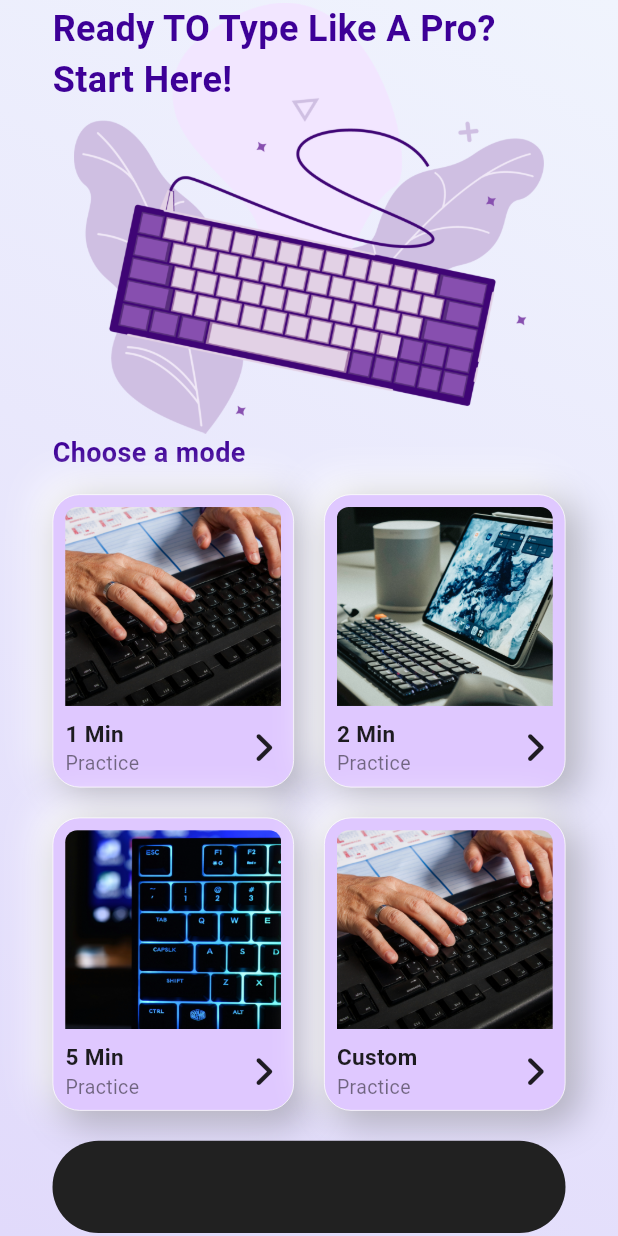
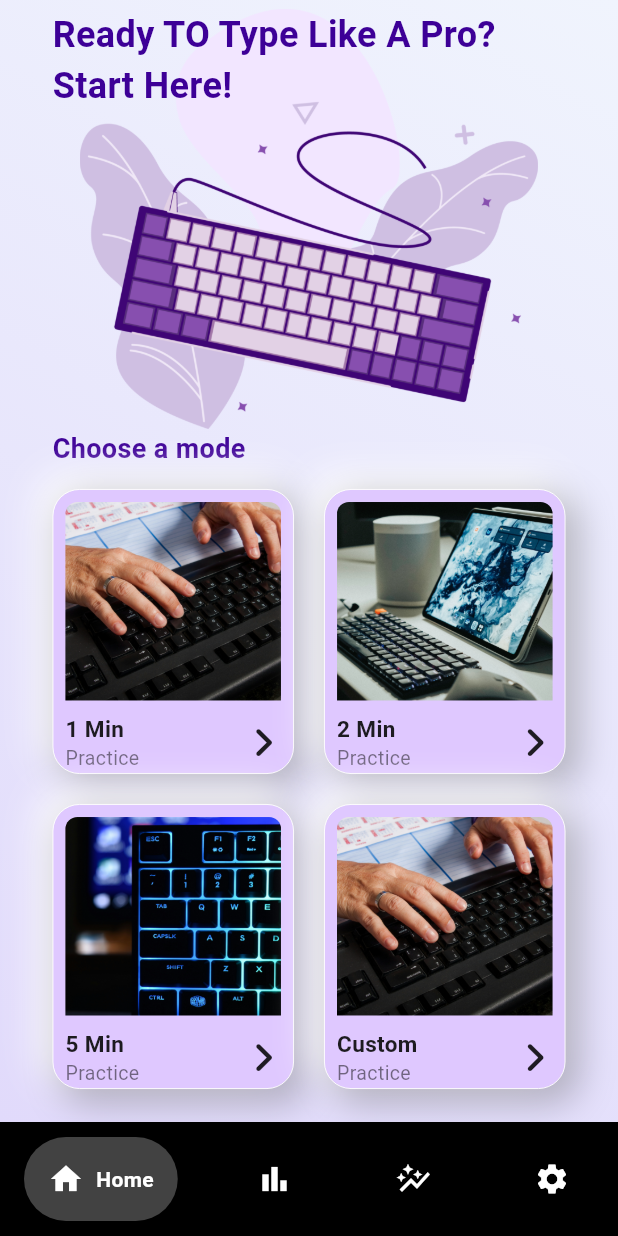
Before and after one commit to chamishkadilina/typingmaster, a Flutter app: the screen it shows after launch, on a phone screen of 412 x 824 dp. Run offline on Flutter 3.47's test engine with Material 3 defaults, Android fonts, the light colour scheme and no system bars; drawn by our look-alikes of google_nav_bar; our stand-ins replace font_awesome_flutter.

Commit message:
navigation bar + all ui layouted

```diff
--- a/lib/constants.dart
+++ b/lib/constants.dart
@@ -7,12 +7,17 @@ const Color kBackgroundEndColor = Color(0xFFE1DAFB);
 
 const Alignment kHomeBeginAlign = Alignment.topRight;
 const Alignment kHomeEndAlign = Alignment.bottomLeft;
-const Alignment kStartBeginAlign = Alignment.bottomRight;
-const Alignment kStartEndAlign = Alignment.centerLeft;
+const Alignment kStaticBeginAlign = Alignment.centerRight;
+const Alignment kStaticEndAlign = Alignment.topLeft;
+const Alignment kAchievementBeginAlign = Alignment.topLeft;
+const Alignment kAcheivementEndAlign = Alignment.bottomRight;
+const Alignment kSettingBeginAlign = Alignment.bottomCenter;
+const Alignment kSettingEndAlign = Alignment.topCenter;
+
 const Alignment kPracticeBeginAlign = Alignment.bottomLeft;
 const Alignment kPracticeEndAlign = Alignment.bottomRight;
 
-const kHomeScreenPadding = EdgeInsets.fromLTRB(35, 02, 35, 02);
+const kHomeScreenPadding = EdgeInsets.fromLTRB(35, 06, 35, 02);
 const kStartingScreenPadding = EdgeInsets.fromLTRB(35, 08, 35, 02);
 const kPracticeScreenPadding = EdgeInsets.fromLTRB(35, 08, 35, 02);
 
@@ -58,7 +63,7 @@ TextStyle kCardSubTextStyle = TextStyle(
 const IconData kcardIcon = FontAwesomeIcons.angleRight;
 
 ///reusable_card constants-------------------------------------------------------
-const double kBorderWidth = 0.5;
+const double kBorderWidth = 0.6;
 const Color kBorderColor = Colors.white;
 const Color kCardColor = Color(0xFFDFC8FF);
 BorderRadius kborderRadius = BorderRadius.circular(18.0);
--- a/lib/home_screen.dart
+++ b/lib/home_screen.dart
@@ -1,8 +1,8 @@
 import 'package:flutter/material.dart';
 import 'package:typingmaster/card_content.dart';
 import 'package:typingmaster/constants.dart';
+import 'package:typingmaster/practice_screen.dart';
 import 'package:typingmaster/reusable_card.dart';
-import 'package:typingmaster/starting_screen.dart';
 
 class HomeScreen extends StatefulWidget {
   const HomeScreen({super.key});
@@ -66,7 +66,7 @@ class _HomeScreenState extends State<HomeScreen> {
                             Navigator.push(
                               context,
                               MaterialPageRoute(
-                                builder: (context) => const StartingScreen(),
+                                builder: (context) => const PracticeScreen(),
                               ),
                             );
                           },
@@ -85,7 +85,7 @@ class _HomeScreenState extends State<HomeScreen> {
                             Navigator.push(
                               context,
                               MaterialPageRoute(
-                                builder: (context) => const StartingScreen(),
+                                builder: (context) => const PracticeScreen(),
                               ),
                             );
                           },
@@ -111,7 +111,7 @@ class _HomeScreenState extends State<HomeScreen> {
                             Navigator.push(
                               context,
                               MaterialPageRoute(
-                                builder: (context) => const StartingScreen(),
+                                builder: (context) => const PracticeScreen(),
                               ),
                             );
                           },
@@ -130,7 +130,7 @@ class _HomeScreenState extends State<HomeScreen> {
                             Navigator.push(
                               context,
                               MaterialPageRoute(
-                                builder: (context) => const StartingScreen(),
+                                builder: (context) => const PracticeScreen(),
                               ),
                             );
                           },
@@ -146,17 +146,17 @@ class _HomeScreenState extends State<HomeScreen> {
                     ],
                   ),
                 ),
-                Expanded(
-                  flex: kNavigationBarFlex,
-                  child: Container(
-                    decoration: BoxDecoration(
-                      color: Colors.grey.shade900,
-                      borderRadius: const BorderRadius.all(
-                        Radius.circular(90),
-                      ),
-                    ),
-                  ),
-                ),
+                // Expanded(
+                //   flex: kNavigationBarFlex,
+                //   child: Container(
+                //     decoration: BoxDecoration(
+                //       color: Colors.grey.shade900,
+                //       borderRadius: const BorderRadius.all(
+                //         Radius.circular(90),
+                //       ),
+                //     ),
+                //   ),
+                // ),
               ],
             ),
           ),
--- a/lib/main.dart
+++ b/lib/main.dart
@@ -1,5 +1,5 @@
-import 'package:flutter/material.dart';
-import 'package:typingmaster/home_screen.dart';
+import 'package:flutter/material.dart' hide NavigationBar;
+import 'package:typingmaster/nav_bar.dart';
 
 void main() {
   runApp(const TypingMaster());
@@ -11,7 +11,7 @@ class TypingMaster extends StatelessWidget {
   @override
   Widget build(BuildContext context) {
     return const MaterialApp(
-      home: HomeScreen(),
+      home: NavigationBar(),
     );
   }
 }
--- /dev/null
+++ b/lib/nav_bar.dart
@@ -0,0 +1,65 @@
+import 'package:flutter/material.dart';
+import 'package:typingmaster/achievement_screen.dart';
+import 'package:typingmaster/home_screen.dart';
+import 'package:google_nav_bar/google_nav_bar.dart';
+import 'package:typingmaster/setting_screen.dart';
+import 'package:typingmaster/static_screen.dart';
+
+class NavigationBar extends StatefulWidget {
+  const NavigationBar({super.key});
+
+  @override
+  State<NavigationBar> createState() => _NavigationBarState();
+}
+
+class _NavigationBarState extends State<NavigationBar> {
+  int currentPageIndex = 0;
+  @override
+  Widget build(BuildContext context) {
+    return Scaffold(
+      bottomNavigationBar: Container(
+        color: Colors.black,
+        child: Padding(
+          padding: const EdgeInsets.symmetric(horizontal: 16, vertical: 10),
+          child: GNav(
+            backgroundColor: Colors.black,
+            tabBackgroundColor: Colors.grey.shade800,
+            gap: 8,
+            color: Colors.white,
+            activeColor: Colors.white,
+            padding: const EdgeInsets.all(16),
+            onTabChange: (index) {
+              setState(() {
+                currentPageIndex = index;
+              });
+            },
+            tabs: const [
+              GButton(
+                icon: Icons.home,
+                text: 'Home',
+              ),
+              GButton(
+                icon: Icons.bar_chart,
+                text: 'Statics',
+              ),
+              GButton(
+                icon: Icons.auto_graph_sharp,
+                text: 'Badges',
+              ),
+              GButton(
+                icon: Icons.settings,
+                text: 'Settings',
+              ),
+            ],
+          ),
+        ),
+      ),
+      body: const [
+        HomeScreen(),
+        StaticScreen(),
+        AchievementScreen(),
+        SettingScreen(),
+      ][currentPageIndex],
+    );
+  }
+}
--- a/pubspec.yaml
+++ b/pubspec.yaml
@@ -36,6 +36,7 @@ dependencies:
   # Use with the CupertinoIcons class for iOS style icons.
   cupertino_icons: ^1.0.6
   font_awesome_flutter: ^10.7.0
+  google_nav_bar: ^5.0.6
 
 dev_dependencies:
   flutter_test:
```
Also changed, not shown: lib/achievement_screen.dart (added, +62 -0 lines), lib/practice_screen.dart (+11 -11 lines), lib/setting_screen.dart (added, +73 -0 lines), lib/starting_screen.dart (deleted, +0 -120 lines), lib/static_screen.dart (added, +84 -0 lines), pubspec.lock.
